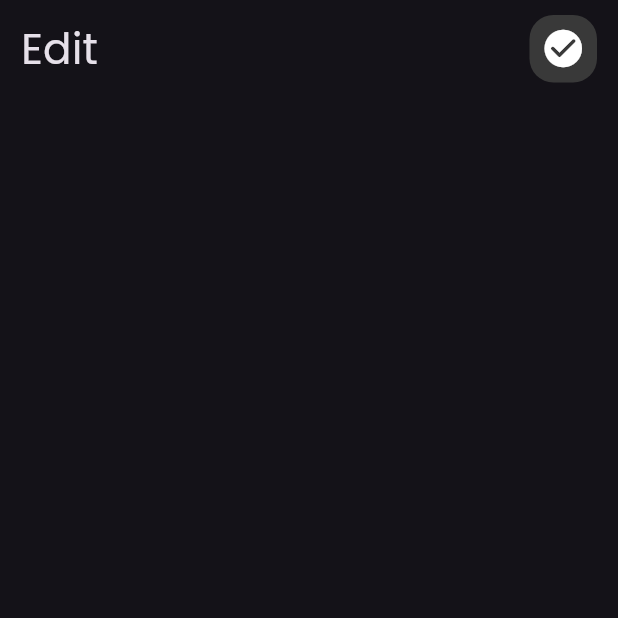
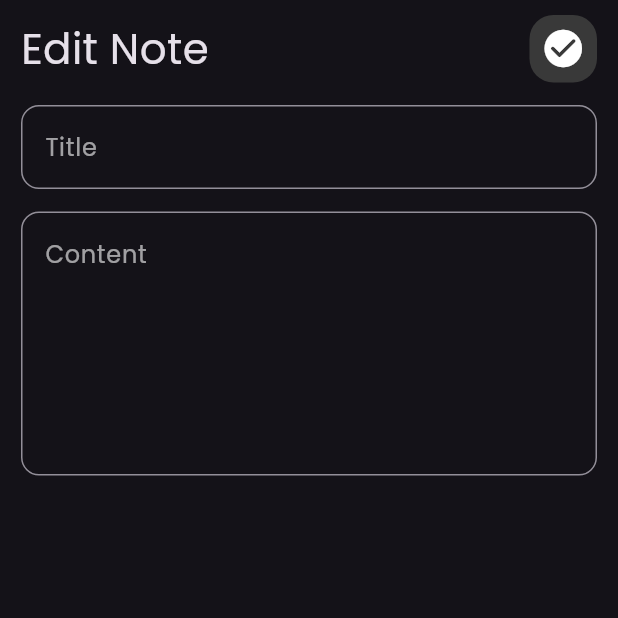
Before and after one commit to A-Elsawy/notes-app, a Flutter app: the EditNoteView screen opened directly, on a phone screen of 412 x 824 dp, the top half of it. Run offline on Flutter 3.47's test engine with Material 3 defaults, Android fonts, the phone set to English and light mode, and no system bars; our stand-ins replace font_awesome_flutter.

Commit message:
edit note view ui done👌

```diff
--- a/lib/widgets/custom_bottom_sheet.dart
+++ b/lib/widgets/custom_bottom_sheet.dart
@@ -21,7 +21,7 @@ class AddCustomNoteBottomSheet extends StatelessWidget {
               maxLines: 6,
             ),
             SizedBox(height: 45),
-            CustomButton(),
+            CustomButton(text: 'Add'),
             SizedBox(height: 55),
           ],
         ),
--- a/lib/widgets/edit_note_view_body.dart
+++ b/lib/widgets/edit_note_view_body.dart
@@ -1,5 +1,6 @@
 import 'package:flutter/material.dart';
 import 'package:notes_app/widgets/custom_app_bar.dart';
+import 'package:notes_app/widgets/custom_text_field.dart';
 
 class EditNoteViewBody extends StatelessWidget {
   const EditNoteViewBody({super.key});
@@ -12,11 +13,19 @@ class EditNoteViewBody extends StatelessWidget {
         child: Column(
           children: [
             CustomAppBar(
-              title: 'Edit',
+              title: 'Edit Note',
               icon: Icons.check_circle_rounded,
             ),
             SizedBox(
               height: 15,
+            ),
+            CustomTextField(hintText: 'Title'),
+            SizedBox(
+              height: 15,
+            ),
+            CustomTextField(
+              hintText: 'Content',
+              maxLines: 6,
             ),
           ],
         ),
```
Also changed, not shown: lib/widgets/cutom_button.dart (+5 -6 lines).
